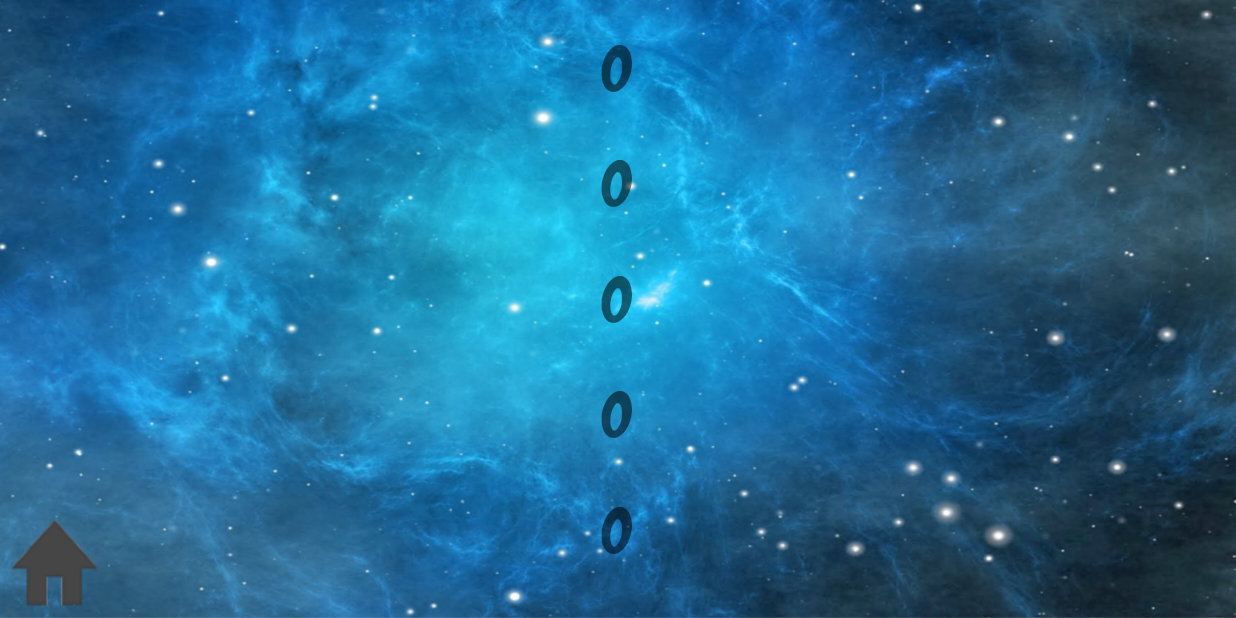
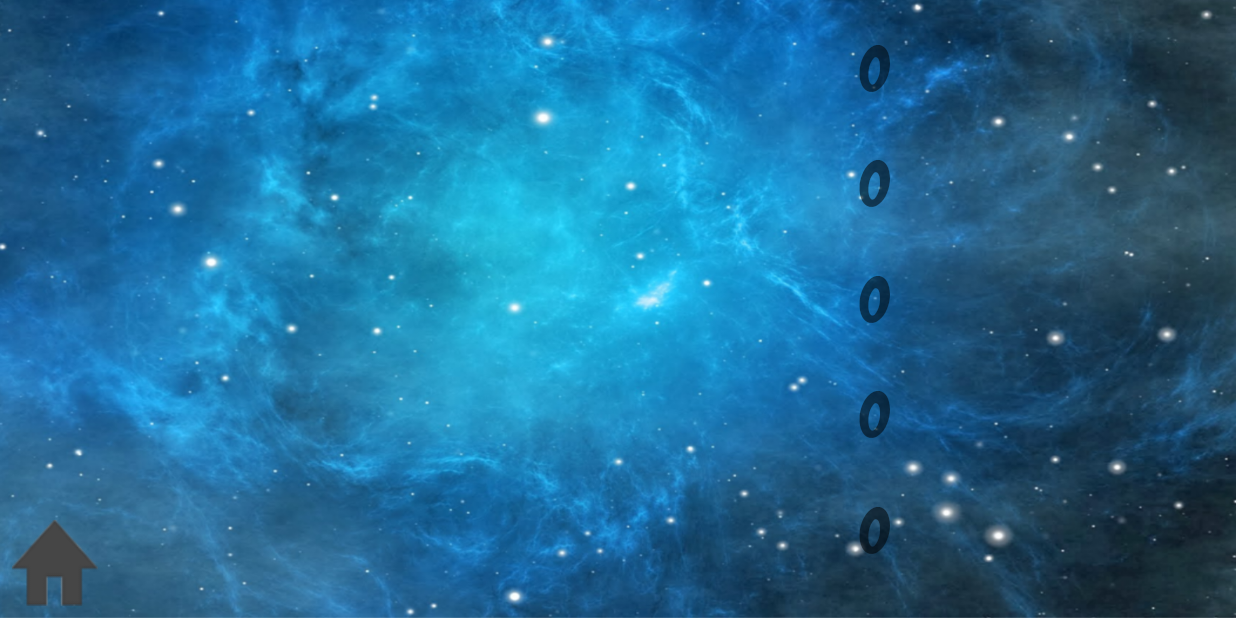
Before and after one commit to tnsardesai/AsteroidBlaster, an Android app: the LeaderboardActivity screen opened directly, with no data from a screen before it, on a phone screen of 824 x 412 dp (held sideways). Run offline under Robolectric (Android 15) with nearby library versions, the phone set to English and light mode, and no system bars.

Commit message:
LeaderBoard Completely Working

```diff
--- a/app/src/main/java/com/example/tanmay/asteroidblaster/DbHelper.java
+++ b/app/src/main/java/com/example/tanmay/asteroidblaster/DbHelper.java
@@ -25,7 +25,7 @@ public class DbHelper extends SQLiteOpenHelper {
             "CREATE TABLE " + TABLE_HIGH + " (" +
                     HIGH_KEY_ID + " INTEGER PRIMARY KEY," +
                     HIGH_SCORE + " INTEGER," +
-                    HIGH_NAME + "TEXT)";
+                    HIGH_NAME + " TEXT)";
 
     private static final String SQL_DELETE_ENTRIES =
             "DROP TABLE IF EXISTS " + TABLE_HIGH;
--- a/app/src/main/java/com/example/tanmay/asteroidblaster/GameActivity.java
+++ b/app/src/main/java/com/example/tanmay/asteroidblaster/GameActivity.java
@@ -31,8 +31,9 @@ public class GameActivity extends AppCompatActivity {
         linearLayout.setOrientation(LinearLayout.VERTICAL);
         linearLayout.setBackgroundColor(Color.BLACK);
 
+        String name =  getIntent().getStringExtra("USERNAME");
 
-        gameView = new GameView(this,size.x,size.y,linearLayout);
+        gameView = new GameView(this,size.x,size.y,linearLayout,name);
 
         linearLayout.addView(gameView);
 
--- a/app/src/main/java/com/example/tanmay/asteroidblaster/LeaderboardActivity.java
+++ b/app/src/main/java/com/example/tanmay/asteroidblaster/LeaderboardActivity.java
@@ -11,6 +11,8 @@ import android.view.View;
 import android.widget.EditText;
 import android.widget.TextView;
 
+import java.util.ArrayList;
+
 public class LeaderboardActivity extends AppCompatActivity {
 
 
@@ -20,6 +22,7 @@ public class LeaderboardActivity extends AppCompatActivity {
 
     private static final String HIGH_KEY_ID = "id";
     private static final String HIGH_SCORE = "score";
+    private static final String HIGH_NAME = "name";
 
     public DbHelper mDbHelper = new DbHelper(this);
 
@@ -38,7 +41,8 @@ public class LeaderboardActivity extends AppCompatActivity {
 
         String[] projection = {
                 HIGH_KEY_ID,
-                HIGH_SCORE
+                HIGH_SCORE,
+                HIGH_NAME
         };
 
         String sortOrder =
@@ -55,29 +59,33 @@ public class LeaderboardActivity extends AppCompatActivity {
         );
 
         Typeface custom_font = Typeface.createFromAsset(getAssets(), "fonts/Grinched.ttf");
-        TextView high1 = (TextView)findViewById(R.id.High_score_1);
-        TextView high2 = (TextView)findViewById(R.id.High_score_2);
-        TextView high3 = (TextView)findViewById(R.id.High_score_3);
-        TextView high4 = (TextView)findViewById(R.id.High_score_4);
-        TextView high5 = (TextView)findViewById(R.id.High_score_5);
 
-        high1.setTypeface(custom_font);
-        high2.setTypeface(custom_font);
-        high3.setTypeface(custom_font);
-        high4.setTypeface(custom_font);
-        high5.setTypeface(custom_font);
+        ArrayList<TextView> scores = new ArrayList<TextView>(5);
+        scores.add((TextView)findViewById(R.id.High_score_1));
+        scores.add((TextView)findViewById(R.id.High_score_2));
+        scores.add((TextView)findViewById(R.id.High_score_3));
+        scores.add((TextView)findViewById(R.id.High_score_4));
+        scores.add((TextView)findViewById(R.id.High_score_5));
 
-        cursor.moveToNext();
-        high1.setText(String.valueOf(cursor.getLong(cursor.getColumnIndexOrThrow(HIGH_SCORE))));
-        cursor.moveToNext();
-        high2.setText(String.valueOf(cursor.getLong(cursor.getColumnIndexOrThrow(HIGH_SCORE))));
-        cursor.moveToNext();
-        high3.setText(String.valueOf(cursor.getLong(cursor.getColumnIndexOrThrow(HIGH_SCORE))));
-        cursor.moveToNext();
-        high4.setText(String.valueOf(cursor.getLong(cursor.getColumnIndexOrThrow(HIGH_SCORE))));
-        cursor.moveToNext();
-        high5.setText(String.valueOf(cursor.getLong(cursor.getColumnIndexOrThrow(HIGH_SCORE))));
+        ArrayList<TextView> names = new ArrayList<TextView>(5);
+        names.add((TextView)findViewById(R.id.High_name_1));
+        names.add((TextView)findViewById(R.id.High_name_2));
+        names.add((TextView)findViewById(R.id.High_name_3));
+        names.add((TextView)findViewById(R.id.High_name_4));
+        names.add((TextView)findViewById(R.id.High_name_5));
 
+        for (int i=0; i<5;i++){
+            scores.get(i).setTypeface(custom_font);
+            names.get(i).setTypeface(custom_font);
+        }
+
+        int i=0;
+        while(cursor.moveToNext()){
+            scores.get(i).setText(String.valueOf(cursor.getLong(cursor.getColumnIndexOrThrow(HIGH_SCORE))));
+            names.get(i).setText(cursor.getString(cursor.getColumnIndexOrThrow(HIGH_NAME)));
+            Log.d("Score","name: " + cursor.getString(cursor.getColumnIndexOrThrow(HIGH_NAME)) + "score: " + String.valueOf(cursor.getLong(cursor.getColumnIndexOrThrow(HIGH_SCORE))));
+            i++;
+        }
         cursor.close();
 
     }
--- a/app/src/main/res/layout/activity_leaderboard.xml
+++ b/app/src/main/res/layout/activity_leaderboard.xml
@@ -23,85 +23,140 @@
         android:id="@+id/High_score_5"
         android:layout_width="200dp"
         android:layout_height="50dp"
+        android:layout_marginEnd="8dp"
         android:layout_marginLeft="8dp"
         android:layout_marginRight="8dp"
-        android:text="Default"
+        android:layout_marginStart="8dp"
         android:textAlignment="center"
         android:textSize="40sp"
-        app:layout_constraintHorizontal_bias="0.498"
-        app:layout_constraintLeft_toLeftOf="parent"
+        app:layout_constraintBottom_toBottomOf="parent"
+        app:layout_constraintLeft_toRightOf="@+id/High_name_5"
         app:layout_constraintRight_toRightOf="parent"
-        app:layout_constraintBottom_toBottomOf="parent"
-        android:layout_marginStart="8dp"
-        android:layout_marginEnd="8dp"
         app:layout_constraintTop_toBottomOf="@+id/High_score_4" />
 
     <TextView
         android:id="@+id/High_score_4"
         android:layout_width="200dp"
         android:layout_height="50dp"
+        android:layout_marginEnd="8dp"
         android:layout_marginLeft="8dp"
         android:layout_marginRight="8dp"
-        android:text="Default"
+        android:layout_marginStart="8dp"
         android:textAlignment="center"
         android:textSize="40sp"
-        app:layout_constraintHorizontal_bias="0.498"
-        app:layout_constraintLeft_toLeftOf="parent"
+        app:layout_constraintBottom_toTopOf="@+id/High_score_5"
+        app:layout_constraintLeft_toRightOf="@+id/High_name_4"
         app:layout_constraintRight_toRightOf="parent"
-        app:layout_constraintBottom_toTopOf="@+id/High_score_5"
-        android:layout_marginStart="8dp"
-        android:layout_marginEnd="8dp"
         app:layout_constraintTop_toBottomOf="@+id/High_score_3" />
 
     <TextView
         android:id="@+id/High_score_3"
         android:layout_width="200dp"
         android:layout_height="50dp"
+        android:layout_marginEnd="8dp"
         android:layout_marginLeft="8dp"
         android:layout_marginRight="8dp"
-        android:text="Default"
+        android:layout_marginStart="8dp"
         android:textAlignment="center"
         android:textSize="40sp"
-        app:layout_constraintHorizontal_bias="0.498"
-        app:layout_constraintLeft_toLeftOf="parent"
+        app:layout_constraintBottom_toTopOf="@+id/High_score_4"
+        app:layout_constraintLeft_toRightOf="@+id/High_name_3"
         app:layout_constraintRight_toRightOf="parent"
-        app:layout_constraintBottom_toTopOf="@+id/High_score_4"
-        android:layout_marginStart="8dp"
-        android:layout_marginEnd="8dp"
         app:layout_constraintTop_toBottomOf="@+id/High_score_2" />
 
     <TextView
         android:id="@+id/High_score_2"
         android:layout_width="200dp"
         android:layout_height="50dp"
+        android:layout_marginEnd="8dp"
         android:layout_marginLeft="8dp"
         android:layout_marginRight="8dp"
-        android:text="Default"
+        android:layout_marginStart="8dp"
         android:textAlignment="center"
         android:textSize="40sp"
-        app:layout_constraintHorizontal_bias="0.498"
-        app:layout_constraintLeft_toLeftOf="parent"
+        app:layout_constraintBottom_toTopOf="@+id/High_score_3"
+        app:layout_constraintLeft_toRightOf="@+id/High_name_2"
         app:layout_constraintRight_toRightOf="parent"
-        app:layout_constraintBottom_toTopOf="@+id/High_score_3"
-        android:layout_marginStart="8dp"
-        android:layout_marginEnd="8dp"
         app:layout_constraintTop_toBottomOf="@+id/High_score_1" />
 
     <TextView
         android:id="@+id/High_score_1"
         android:layout_width="200dp"
         android:layout_height="50dp"
+        android:layout_marginEnd="8dp"
         android:layout_marginLeft="8dp"
         android:layout_marginRight="8dp"
-        android:text="Default"
+        android:layout_marginStart="8dp"
         android:textAlignment="center"
         android:textSize="40sp"
-        app:layout_constraintHorizontal_bias="0.498"
+        app:layout_constraintBottom_toTopOf="@+id/High_score_2"
+        app:layout_constraintLeft_toRightOf="@+id/High_name_1"
+        app:layout_constraintRight_toRightOf="parent"
+        app:layout_constraintTop_toTopOf="parent" />
+
+    <TextView
+        android:id="@+id/High_name_2"
+        android:layout_width="200dp"
+        android:layout_height="50dp"
+        android:layout_marginLeft="8dp"
+        android:layout_marginStart="8dp"
+        android:textAlignment="center"
+        android:textSize="40sp"
+        app:layout_constraintBottom_toTopOf="@+id/High_name_3"
         app:layout_constraintLeft_toLeftOf="parent"
-        app:layout_constraintRight_toRightOf="parent"
-        app:layout_constraintTop_toTopOf="parent"
-        app:layout_constraintBottom_toTopOf="@+id/High_score_2"
+        app:layout_constraintRight_toLeftOf="@+id/High_score_2"
+        app:layout_constraintTop_toBottomOf="@+id/High_name_1" />
+
+    <TextView
+        android:id="@+id/High_name_3"
+        android:layout_width="200dp"
+        android:layout_height="50dp"
+        android:layout_marginLeft="8dp"
         android:layout_marginStart="8dp"
-        android:layout_marginEnd="8dp" />
+        android:textAlignment="center"
+        android:textSize="40sp"
+        app:layout_constraintBottom_toTopOf="@+id/High_name_4"
+        app:layout_constraintLeft_toLeftOf="parent"
+        app:layout_constraintRight_toLeftOf="@+id/High_score_3"
+        app:layout_constraintTop_toBottomOf="@+id/High_name_2" />
+
+    <TextView
+        android:id="@+id/High_name_4"
+        android:layout_width="200dp"
+        android:layout_height="50dp"
+        android:layout_marginLeft="8dp"
+        android:layout_marginStart="8dp"
+        android:textAlignment="center"
+        android:textSize="40sp"
+        app:layout_constraintBottom_toTopOf="@+id/High_name_5"
+        app:layout_constraintLeft_toLeftOf="parent"
+        app:layout_constraintRight_toLeftOf="@+id/High_score_4"
+        app:layout_constraintTop_toBottomOf="@+id/High_name_3" />
+
+    <TextView
+        android:id="@+id/High_name_5"
+        android:layout_width="200dp"
+        android:layout_height="50dp"
+        android:layout_marginLeft="8dp"
+        android:layout_marginStart="8dp"
+        android:textAlignment="center"
+        android:textSize="40sp"
+        app:layout_constraintBottom_toBottomOf="parent"
+        app:layout_constraintLeft_toLeftOf="parent"
+        app:layout_constraintRight_toLeftOf="@+id/High_score_5"
+        app:layout_constraintTop_toBottomOf="@+id/High_name_4" />
+
+    <TextView
+        android:id="@+id/High_name_1"
+        android:layout_width="200dp"
+        android:layout_height="50dp"
+        android:layout_marginLeft="8dp"
+        android:layout_marginStart="8dp"
+        android:textAlignment="center"
+        android:textSize="40sp"
+        app:layout_constraintBottom_toTopOf="@+id/High_name_2"
+        app:layout_constraintLeft_toLeftOf="parent"
+        app:layout_constraintRight_toLeftOf="@+id/High_score_1"
+        app:layout_constraintTop_toTopOf="parent" />
 
 </android.support.constraint.ConstraintLayout>
```
Also changed, not shown: app/src/main/java/com/example/tanmay/asteroidblaster/GameView.java (+8 -2 lines), app/src/main/java/com/example/tanmay/asteroidblaster/MainActivity.java (+36 -4 lines), app/src/main/res/layout/activity_main.xml (+42 -4 lines).
